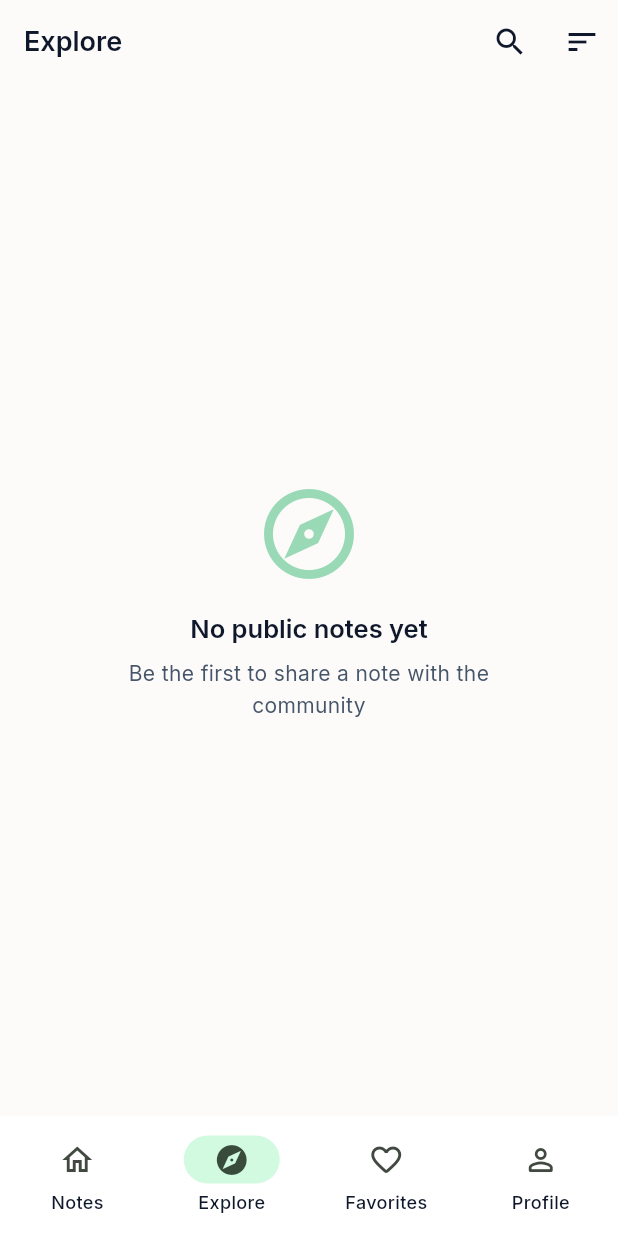
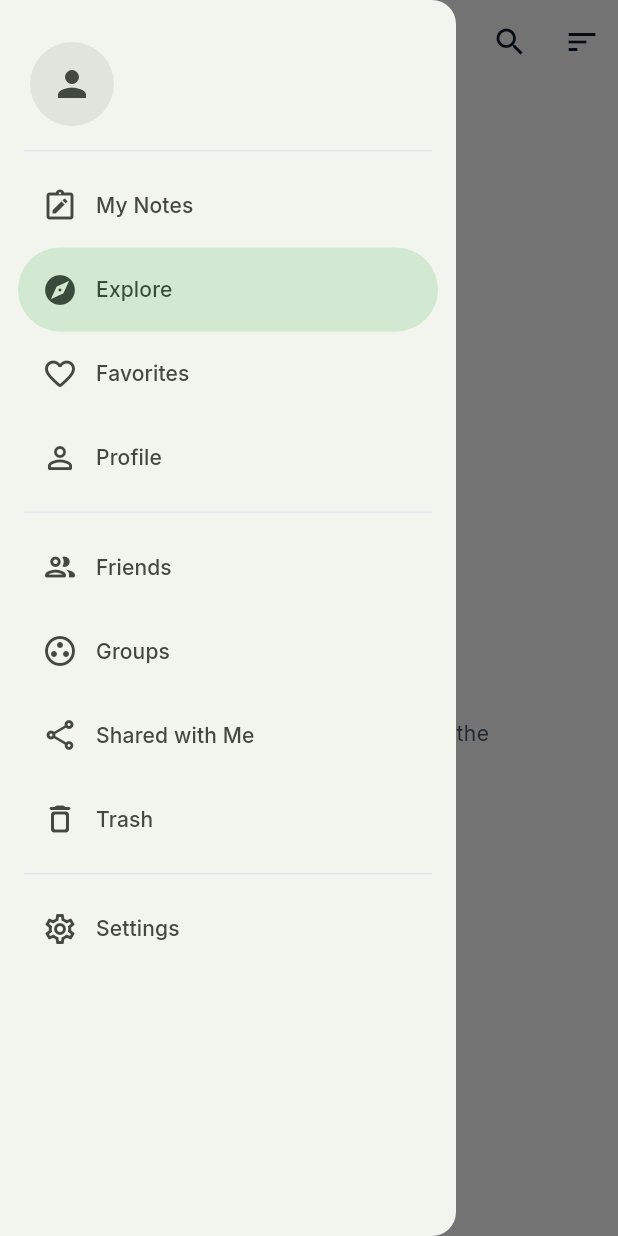
Before and after one commit to erselk/NotIdea, a Flutter app: the ExploreScreen screen opened by its route, with the side drawer open (before the commit the screen has no drawer), on a phone screen of 412 x 824 dp. Run offline on Flutter 3.47's test engine with Material 3 defaults, Android fonts, the phone set to English and light mode, and no system bars; our stand-ins replace cached_network_image, flutter_dotenv, flutter_markdown, flutter_riverpod, flutter_secure_storage, flutter_svg and 9 more; accounts and stored records are empty; generated files the repository leaves out were written again.

Commit message:
NotIdea v2.0-dev3
Convert AppScaffold to a ConsumerStatefulWidget and implement a reusable NavigationDrawer with a profile header and destination mapping. Add AppScaffold.openDrawer helper so screens can open the drawer from their app bars and update Notes, Explore, Favorites and Profile screens to show a menu button that calls it. Adjust profile screen action icon to edit. Update app router auth/profile routing to properly check Supabase profiles and redirect to profile setup when missing. Update ProfileModel JSON keys for snake_case fields and timestamps, and simplify ProfileRemoteDatasource to use copyWith().toJson() (removing id/created_at on updates) so createdAt/updatedAt are handled consistently.

```diff
--- a/lib/core/router/app_router.dart
+++ b/lib/core/router/app_router.dart
@@ -52,20 +52,21 @@ GoRouter appRouter(AppRouterRef ref) {
         return RoutePaths.login;
       }
 
-      if (isAuthenticated && isProfileSetup) {
-        return null;
-      }
+      if (!isAuthenticated) return null;
 
-      if (isAuthenticated && (isAuthRoute || isSplash)) {
       final profile = await Supabase.instance.client
           .from('profiles')
           .select('id')
-            .eq('id', session.user.id)
+          .eq('id', session!.user.id)
           .maybeSingle();
 
-        if (profile == null) {
+      final hasProfile = profile != null;
+
+      if (!hasProfile && !isProfileSetup) {
         return RoutePaths.profileSetup;
       }
+
+      if (hasProfile && (isAuthRoute || isSplash || isProfileSetup)) {
         return RoutePaths.home;
       }
 
--- a/lib/features/explore/presentation/screens/explore_screen.dart
+++ b/lib/features/explore/presentation/screens/explore_screen.dart
@@ -9,6 +9,7 @@ import 'package:notidea/core/theme/theme_extensions.dart';
 import 'package:notidea/features/explore/presentation/providers/explore_provider.dart';
 import 'package:notidea/features/notes/domain/models/note_model.dart';
 import 'package:notidea/features/profile/presentation/providers/profile_provider.dart';
+import 'package:notidea/shared/widgets/app_scaffold.dart';
 import 'package:timeago/timeago.dart' as timeago;
 
 class ExploreScreen extends ConsumerStatefulWidget {
@@ -47,6 +48,12 @@ class _ExploreScreenState extends ConsumerState<ExploreScreen> {
 
     return Scaffold(
       appBar: AppBar(
+        leading: _isSearching
+            ? null
+            : IconButton(
+                icon: const Icon(Icons.menu),
+                onPressed: () => AppScaffold.openDrawer(context),
+              ),
         title: _isSearching
             ? TextField(
                 controller: _searchController,
--- a/lib/features/favorites/presentation/screens/favorites_screen.dart
+++ b/lib/features/favorites/presentation/screens/favorites_screen.dart
@@ -6,6 +6,7 @@ import 'package:notidea/core/theme/theme_extensions.dart';
 import 'package:notidea/features/favorites/presentation/providers/favorites_provider.dart';
 import 'package:notidea/features/notes/presentation/providers/notes_provider.dart';
 import 'package:notidea/features/notes/presentation/widgets/note_card.dart';
+import 'package:notidea/shared/widgets/app_scaffold.dart';
 
 class FavoritesScreen extends ConsumerWidget {
   const FavoritesScreen({super.key});
@@ -19,6 +20,10 @@ class FavoritesScreen extends ConsumerWidget {
 
     return Scaffold(
       appBar: AppBar(
+        leading: IconButton(
+          icon: const Icon(Icons.menu),
+          onPressed: () => AppScaffold.openDrawer(context),
+        ),
         title: Text(l10n.favorites),
       ),
       body: RefreshIndicator(
--- a/lib/features/notes/presentation/screens/notes_list_screen.dart
+++ b/lib/features/notes/presentation/screens/notes_list_screen.dart
@@ -6,6 +6,7 @@ import 'package:notidea/features/notes/domain/models/note_visibility.dart';
 import 'package:notidea/features/notes/domain/repositories/notes_repository.dart';
 import 'package:notidea/features/notes/presentation/providers/notes_provider.dart';
 import 'package:notidea/features/notes/presentation/widgets/note_card.dart';
+import 'package:notidea/shared/widgets/app_scaffold.dart';
 
 class NotesListScreen extends ConsumerStatefulWidget {
   const NotesListScreen({super.key});
@@ -261,6 +262,12 @@ class _NotesListScreenState extends ConsumerState<NotesListScreen> {
 
     return Scaffold(
       appBar: AppBar(
+        leading: _isSearching
+            ? null
+            : IconButton(
+                icon: const Icon(Icons.menu),
+                onPressed: () => AppScaffold.openDrawer(context),
+              ),
         title: _isSearching
             ? TextField(
                 controller: _searchController,
--- a/lib/features/profile/data/datasources/profile_remote_datasource.dart
+++ b/lib/features/profile/data/datasources/profile_remote_datasource.dart
@@ -38,15 +38,8 @@ class ProfileRemoteDatasource {
       throw Exception('Username is already taken');
     }
 
-    final data = {
-      'id': profile.id,
-      'username': profile.username,
-      'display_name': profile.displayName,
-      'avatar_url': profile.avatarUrl,
-      'bio': profile.bio,
-      'created_at': DateTime.now().toIso8601String(),
-      'updated_at': DateTime.now().toIso8601String(),
-    };
+    final now = DateTime.now();
+    final data = profile.copyWith(createdAt: now, updatedAt: now).toJson();
 
     final response = await _client
         .from('profiles')
@@ -66,13 +59,9 @@ class ProfileRemoteDatasource {
       throw Exception('Username is already taken');
     }
 
-    final data = {
-      'username': profile.username,
-      'display_name': profile.displayName,
-      'avatar_url': profile.avatarUrl,
-      'bio': profile.bio,
-      'updated_at': DateTime.now().toIso8601String(),
-    };
+    final data = profile.copyWith(updatedAt: DateTime.now()).toJson();
+    data.remove('id');
+    data.remove('created_at');
 
     final response = await _client
         .from('profiles')
--- a/lib/features/profile/domain/models/profile_model.dart
+++ b/lib/features/profile/domain/models/profile_model.dart
@@ -8,13 +8,13 @@ sealed class ProfileModel with _$ProfileModel {
   const factory ProfileModel({
     required String id,
     required String username,
-    String? displayName,
-    String? avatarUrl,
+    @JsonKey(name: 'display_name') String? displayName,
+    @JsonKey(name: 'avatar_url') String? avatarUrl,
     String? bio,
-    @Default(0) int noteCount,
-    @Default(0) int friendCount,
-    DateTime? createdAt,
-    DateTime? updatedAt,
+    @Default(0) @JsonKey(name: 'note_count') int noteCount,
+    @Default(0) @JsonKey(name: 'friend_count') int friendCount,
+    @JsonKey(name: 'created_at') DateTime? createdAt,
+    @JsonKey(name: 'updated_at') DateTime? updatedAt,
   }) = _ProfileModel;
 
   factory ProfileModel.fromJson(Map<String, dynamic> json) =>
--- a/lib/features/profile/presentation/screens/profile_screen.dart
+++ b/lib/features/profile/presentation/screens/profile_screen.dart
@@ -6,6 +6,7 @@ import 'package:notidea/l10n/app_localizations.dart';
 import 'package:notidea/core/constants/app_constants.dart';
 import 'package:notidea/features/auth/presentation/providers/auth_provider.dart';
 import 'package:notidea/features/profile/presentation/providers/profile_provider.dart';
+import 'package:notidea/shared/widgets/app_scaffold.dart';
 
 class ProfileScreen extends ConsumerWidget {
   final String? userId;
@@ -27,11 +28,17 @@ class ProfileScreen extends ConsumerWidget {
 
     return Scaffold(
       appBar: AppBar(
+        leading: isOwnProfile
+            ? IconButton(
+                icon: const Icon(Icons.menu),
+                onPressed: () => AppScaffold.openDrawer(context),
+              )
+            : null,
         title: Text(l10n.profile),
         actions: [
           if (isOwnProfile)
             IconButton(
-              icon: const Icon(Icons.settings_outlined),
+              icon: const Icon(Icons.edit_outlined),
               onPressed: () => context.push('/profile/edit'),
             ),
         ],
--- a/lib/shared/widgets/app_scaffold.dart
+++ b/lib/shared/widgets/app_scaffold.dart
@@ -1,60 +1,140 @@
 import 'package:flutter/material.dart';
+import 'package:flutter_riverpod/flutter_riverpod.dart';
+import 'package:cached_network_image/cached_network_image.dart';
 import 'package:notidea/l10n/app_localizations.dart';
 import 'package:go_router/go_router.dart';
 
 import 'package:notidea/core/router/route_names.dart';
+import 'package:notidea/features/profile/domain/models/profile_model.dart';
+import 'package:notidea/features/profile/presentation/providers/profile_provider.dart';
 
-class AppScaffold extends StatelessWidget {
+class AppScaffold extends ConsumerStatefulWidget {
   const AppScaffold({super.key, required this.child});
 
   final Widget child;
 
-  static const _tabs = [
-    RoutePaths.home,
-    RoutePaths.explore,
-    RoutePaths.favorites,
-    RoutePaths.profile,
-  ];
+  static void openDrawer(BuildContext context) {
+    context.findAncestorStateOfType<_AppScaffoldState>()?.openDrawer();
+  }
+
+  @override
+  ConsumerState<AppScaffold> createState() => _AppScaffoldState();
+}
+
+class _AppScaffoldState extends ConsumerState<AppScaffold> {
+  final _scaffoldKey = GlobalKey<ScaffoldState>();
+
+  void openDrawer() {
+    _scaffoldKey.currentState?.openDrawer();
+  }
 
   @override
   Widget build(BuildContext context) {
+    return Scaffold(
+      key: _scaffoldKey,
+      drawer: const _AppDrawer(),
+      body: widget.child,
+    );
+  }
+}
+
+class _AppDrawer extends ConsumerWidget {
+  const _AppDrawer();
+
+  @override
+  Widget build(BuildContext context, WidgetRef ref) {
     final l10n = AppLocalizations.of(context)!;
+    final theme = Theme.of(context);
+    final profileAsync = ref.watch(currentProfileProvider);
+    final profile = profileAsync.valueOrNull;
+    final currentPath = GoRouterState.of(context).uri.path;
 
-    return Scaffold(
-      body: child,
-      bottomNavigationBar: NavigationBar(
-        selectedIndex: _calculateSelectedIndex(context),
-        onDestinationSelected: (index) => _onDestinationSelected(index, context),
-        destinations: [
-          NavigationDestination(
-            icon: const Icon(Icons.home_outlined),
-            selectedIcon: const Icon(Icons.home_rounded),
-            label: l10n.notes,
+    return NavigationDrawer(
+      selectedIndex: _selectedIndex(currentPath),
+      onDestinationSelected: (index) {
+        Navigator.of(context).pop();
+        _onDestinationSelected(index, context);
+      },
+      children: [
+        Padding(
+          padding: const EdgeInsets.fromLTRB(20, 28, 16, 16),
+          child: _DrawerHeader(profile: profile, theme: theme),
         ),
-          NavigationDestination(
+        const Padding(
+          padding: EdgeInsets.symmetric(horizontal: 16),
+          child: Divider(height: 1),
+        ),
+        const SizedBox(height: 8),
+        NavigationDrawerDestination(
+          icon: const Icon(Icons.note_alt_outlined),
+          selectedIcon: const Icon(Icons.note_alt_rounded),
+          label: Text(l10n.myNotes),
+        ),
+        NavigationDrawerDestination(
           icon: const Icon(Icons.explore_outlined),
           selectedIcon: const Icon(Icons.explore_rounded),
-            label: l10n.explore,
+          label: Text(l10n.explore),
         ),
-          NavigationDestination(
+        NavigationDrawerDestination(
           icon: const Icon(Icons.favorite_outline_rounded),
           selectedIcon: const Icon(Icons.favorite_rounded),
-            label: l10n.favorites,
+          label: Text(l10n.favorites),
         ),
-          NavigationDestination(
+        NavigationDrawerDestination(
           icon: const Icon(Icons.person_outline_rounded),
           selectedIcon: const Icon(Icons.person_rounded),
-            label: l10n.profile,
+          label: Text(l10n.profile),
+        ),
+        const Padding(
+          padding: EdgeInsets.symmetric(horizontal: 16, vertical: 8),
+          child: Divider(height: 1),
+        ),
+        NavigationDrawerDestination(
+          icon: const Icon(Icons.people_outline_rounded),
+          selectedIcon: const Icon(Icons.people_rounded),
+          label: Text(l10n.friends),
+        ),
+        NavigationDrawerDestination(
+          icon: const Icon(Icons.group_work_outlined),
+          selectedIcon: const Icon(Icons.group_work_rounded),
+          label: Text(l10n.groups),
+        ),
+        NavigationDrawerDestination(
+          icon: const Icon(Icons.share_outlined),
+          selectedIcon: const Icon(Icons.share_rounded),
+          label: Text(l10n.sharedWithMe),
+        ),
+        NavigationDrawerDestination(
+          icon: const Icon(Icons.delete_outline_rounded),
+          selectedIcon: const Icon(Icons.delete_rounded),
+          label: Text(l10n.trash),
+        ),
+        const Padding(
+          padding: EdgeInsets.symmetric(horizontal: 16, vertical: 8),
+          child: Divider(height: 1),
+        ),
+        NavigationDrawerDestination(
+          icon: const Icon(Icons.settings_outlined),
+          selectedIcon: const Icon(Icons.settings_rounded),
+          label: Text(l10n.settings),
         ),
       ],
-      ),
     );
   }
 
-  int _calculateSelectedIndex(BuildContext context) {
-    final location = GoRouterState.of(context).uri.path;
-    for (int i = 0; i < _tabs.length; i++) {
-      if (location.startsWith(_tabs[i])) return i;
+  int _selectedIndex(String path) {
+    if (path.startsWith(RoutePaths.home)) {
+      if (path.contains('shared')) return 6;
+      if (path.contains('trash')) return 7;
+      return 0;
+    }
+    if (path.startsWith(RoutePaths.explore)) return 1;
+    if (path.startsWith(RoutePaths.favorites)) return 2;
+    if (path.startsWith(RoutePaths.profile)) {
+      if (path.contains('friends')) return 4;
+      if (path.contains('groups')) return 5;
+      if (path.contains('settings')) return 8;
+      return 3;
     }
     return 0;
   }
@@ -69,6 +149,78 @@ class AppScaffold extends StatelessWidget {
         context.goNamed(RouteNames.favorites);
       case 3:
         context.goNamed(RouteNames.profile);
+      case 4:
+        context.go('/profile/friends');
+      case 5:
+        context.go('/profile/groups');
+      case 6:
+        context.go('/home/shared');
+      case 7:
+        context.go('/home/trash');
+      case 8:
+        context.go('/profile/settings');
     }
   }
 }
+
+class _DrawerHeader extends StatelessWidget {
+  const _DrawerHeader({
+    required this.profile,
+    required this.theme,
+  });
+
+  final ProfileModel? profile;
+  final ThemeData theme;
+
+  @override
+  Widget build(BuildContext context) {
+    final displayName = profile?.displayName ?? profile?.username ?? '';
+    final username = profile?.username ?? '';
+    final avatarUrl = profile?.avatarUrl;
+
+    return Row(
+      children: [
+        CircleAvatar(
+          radius: 28,
+          backgroundColor: theme.colorScheme.surfaceContainerHighest,
+          backgroundImage: avatarUrl != null
+              ? CachedNetworkImageProvider(avatarUrl)
+              : null,
+          child: avatarUrl == null
+              ? Icon(
+                  Icons.person,
+                  size: 28,
+                  color: theme.colorScheme.onSurfaceVariant,
+                )
+              : null,
+        ),
+        const SizedBox(width: 14),
+        Expanded(
+          child: Column(
+            crossAxisAlignment: CrossAxisAlignment.start,
+            mainAxisSize: MainAxisSize.min,
+            children: [
+              Text(
+                displayName,
+                style: theme.textTheme.titleMedium?.copyWith(
+                  fontWeight: FontWeight.bold,
+                ),
+                maxLines: 1,
+                overflow: TextOverflow.ellipsis,
+              ),
+              if (username.isNotEmpty)
+                Text(
+                  '@$username',
+                  style: theme.textTheme.bodySmall?.copyWith(
+                    color: theme.colorScheme.onSurfaceVariant,
+                  ),
+                  maxLines: 1,
+                  overflow: TextOverflow.ellipsis,
+                ),
+            ],
+          ),
+        ),
+      ],
+    );
+  }
+}
```
Lines whose indentation alone changed are shown as unchanged.
